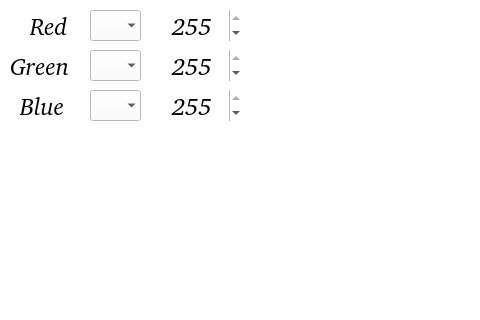
First picture: the form in code/GUI/image.ui, repository Anastasiyabordak/Anadat, before the edit; both pictures show x 0 to 480 and y 0 to 320 of the 882 by 687 pixel window.
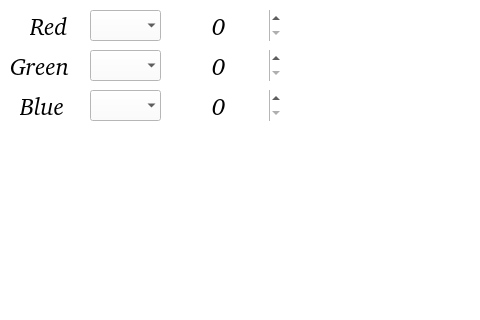
Second picture: the form after the edit.

Diff of the .ui file:
```diff
--- a/code/GUI/image.ui
+++ b/code/GUI/image.ui
@@ -358,7 +358,7 @@
    <widget class="QSpinBox" name="redEnter">
     <property name="geometry">
      <rect>
-      <x>170</x>
+      <x>210</x>
       <y>10</y>
       <width>71</width>
       <height>31</height>
@@ -396,13 +396,13 @@
      <number>255</number>
     </property>
     <property name="value">
-     <number>255</number>
+     <number>0</number>
     </property>
    </widget>
    <widget class="QSpinBox" name="greenEnter">
     <property name="geometry">
      <rect>
-      <x>170</x>
+      <x>210</x>
       <y>50</y>
       <width>71</width>
       <height>31</height>
@@ -440,13 +440,13 @@
      <number>255</number>
     </property>
     <property name="value">
-     <number>255</number>
+     <number>0</number>
     </property>
    </widget>
    <widget class="QSpinBox" name="blueEnter">
     <property name="geometry">
      <rect>
-      <x>170</x>
+      <x>210</x>
       <y>90</y>
       <width>71</width>
       <height>31</height>
@@ -484,7 +484,7 @@
      <number>255</number>
     </property>
     <property name="value">
-     <number>255</number>
+     <number>0</number>
     </property>
    </widget>
    <widget class="QComboBox" name="redOperation">
@@ -492,7 +492,7 @@
      <rect>
       <x>90</x>
       <y>10</y>
-      <width>51</width>
+      <width>71</width>
       <height>31</height>
      </rect>
     </property>
@@ -515,7 +515,7 @@
      <rect>
       <x>90</x>
       <y>50</y>
-      <width>51</width>
+      <width>71</width>
       <height>31</height>
      </rect>
     </property>
@@ -538,7 +538,7 @@
      <rect>
       <x>90</x>
       <y>90</y>
-      <width>51</width>
+      <width>71</width>
       <height>31</height>
      </rect>
     </property>
```
